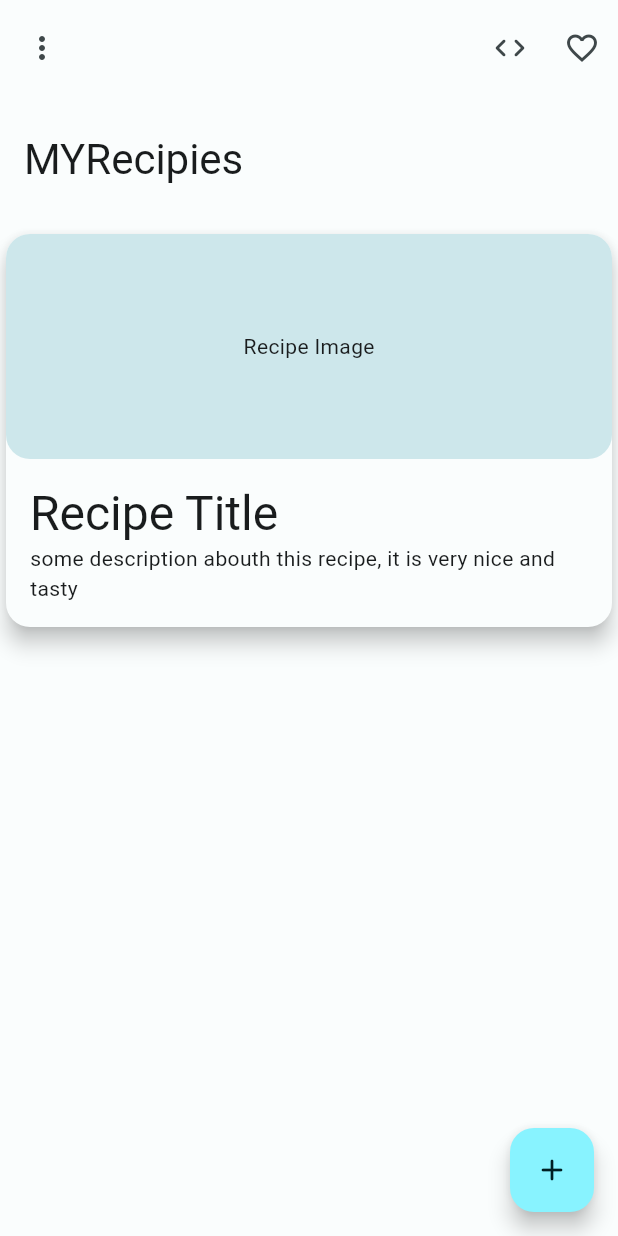
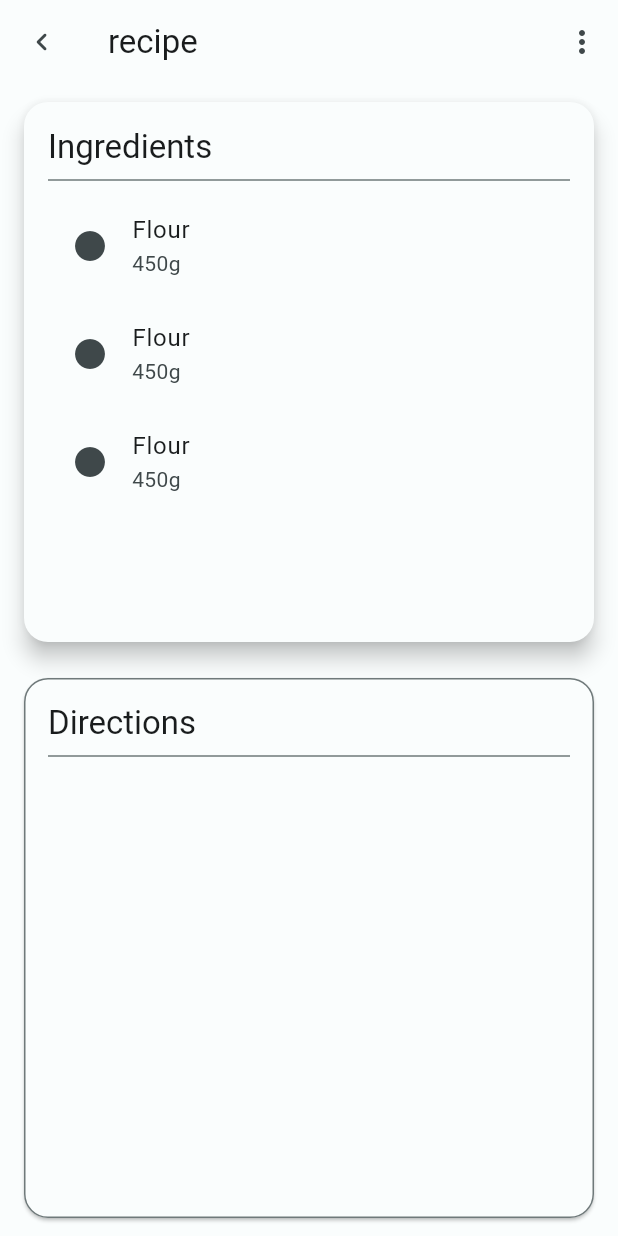
Before and after one commit to eggnogdev/my-recipes, a Flutter app: the screen it shows after launch, after a tap on "Recipe Image", on a phone screen of 412 x 824 dp. Run offline on Flutter 3.47's test engine with Material 3 defaults, Android fonts, the phone set to English and light mode, and no system bars; our stand-ins replace go_router.

Commit message:
build basic recipe view screen

```diff
--- a/lib/main.dart
+++ b/lib/main.dart
@@ -1,6 +1,8 @@
 import 'package:flutter/material.dart';
 import 'package:flutter/services.dart';
+import 'package:go_router/go_router.dart';
 import 'package:my_recipies/screens/home.dart';
+import 'package:my_recipies/screens/recipe.dart';
 import 'package:my_recipies/theme/color_schemes.g.dart';
 
 void main() {
@@ -17,7 +19,22 @@ class MYrecipies extends StatelessWidget {
 
   @override
   Widget build(BuildContext context) {
-    return MaterialApp(
+    final router = GoRouter(
+      routes: [
+        GoRoute(
+          path: '/',
+          builder: (context, state) => const HomeScreen(),
+          routes: [
+            GoRoute(
+              path: 'recipies/:id',
+              builder: (context, state) => const RecipeScreen(),
+            )
+          ],
+        ),
+      ],
+    );
+
+    return MaterialApp.router(
       theme: ThemeData(
         colorScheme: lightColorScheme,
         typography: Typography.material2021(
@@ -30,9 +47,7 @@ class MYrecipies extends StatelessWidget {
           colorScheme: darkColorScheme,
         ),
       ),
-      home: const Material(
-        child: HomeScreen(),
-      ),
+      routerConfig: router,
     );
   }
 }
--- a/lib/models/recipe.dart
+++ b/lib/models/recipe.m.dart
@@ -2,8 +2,11 @@ class Recipe {
   const Recipe({
     required this.title,
     this.description,
+    required this.ingredients,
   });
 
   final String title;
   final String? description;
+
+  final List<String> ingredients;
 }
--- a/lib/screens/home.dart
+++ b/lib/screens/home.dart
@@ -1,5 +1,5 @@
 import 'package:flutter/material.dart';
-import 'package:my_recipies/models/recipe.dart';
+import 'package:my_recipies/models/recipe.m.dart';
 import 'package:my_recipies/widgets/large_card.dart';
 
 class HomeScreen extends StatelessWidget {
@@ -65,6 +65,11 @@ class HomeScreen extends StatelessWidget {
                     title: 'Recipe Title',
                     description:
                         'some description abouth this recipe, it is very nice and tasty',
+                    ingredients: [
+                      '2 eggs',
+                      '1/2 cup flour',
+                      '3/4 cup sugar',
+                    ],
                   ),
                 ),
               ],
--- /dev/null
+++ b/lib/screens/recipe.dart
@@ -0,0 +1,118 @@
+import 'package:flutter/material.dart';
+import 'package:go_router/go_router.dart';
+import 'package:my_recipies/widgets/ingredient_list_item.dart';
+
+class RecipeScreen extends StatelessWidget {
+  const RecipeScreen({super.key});
+
+  @override
+  Widget build(BuildContext context) {
+    return Scaffold(
+      appBar: AppBar(
+        elevation: 0,
+        title: const Text('recipe'),
+        leading: IconButton(
+          splashRadius: 20.0,
+          onPressed: () {
+            context.pop();
+          },
+          icon: Icon(
+            Icons.keyboard_arrow_left_rounded,
+            color: Theme.of(context).colorScheme.onSurfaceVariant,
+          ),
+        ),
+        actions: [
+          IconButton(
+            splashRadius: 20.0,
+            onPressed: () {},
+            icon: Icon(
+              Icons.more_vert_rounded,
+              color: Theme.of(context).colorScheme.onSurfaceVariant,
+            ),
+          )
+        ],
+      ),
+      backgroundColor: Theme.of(context).colorScheme.background,
+      body: SizedBox.expand(
+        child: Column(
+          children: [
+            Expanded(
+              child: Card(
+                elevation: 6.0,
+                shape: RoundedRectangleBorder(
+                  borderRadius: BorderRadius.circular(16.0),
+                ),
+                color: Theme.of(context).colorScheme.surface,
+                margin: const EdgeInsets.symmetric(
+                  horizontal: 16.0,
+                  vertical: 12.0,
+                ),
+                child: SizedBox.expand(
+                  child: Padding(
+                    padding: const EdgeInsets.all(16.0),
+                    child: Column(
+                      crossAxisAlignment: CrossAxisAlignment.start,
+                      children: [
+                        Text(
+                          'Ingredients',
+                          style: Theme.of(context).textTheme.titleLarge,
+                        ),
+                        Divider(
+                          color: Theme.of(context).colorScheme.outline,
+                          thickness: 1.0,
+                        ),
+                        Expanded(
+                          child: ListView(
+                            children: [
+                              IngredientListItem(title: '2 eggs'),
+                              IngredientListItem(title: '1/2 cup flour'),
+                              IngredientListItem(title: '3/4 cup sugar'),
+                            ],
+                          ),
+                        ),
+                      ],
+                    ),
+                  ),
+                ),
+              ),
+            ),
+            // SizedBox(height: 24.0),
+            Expanded(
+              child: Card(
+                shape: RoundedRectangleBorder(
+                  borderRadius: BorderRadius.circular(16.0),
+                  side: BorderSide(
+                    color: Theme.of(context).colorScheme.outline,
+                  ),
+                ),
+                color: Theme.of(context).colorScheme.surface,
+                margin: const EdgeInsets.symmetric(
+                  horizontal: 16.0,
+                  vertical: 12.0,
+                ),
+                child: SizedBox.expand(
+                  child: Padding(
+                    padding: const EdgeInsets.all(16.0),
+                    child: Column(
+                      crossAxisAlignment: CrossAxisAlignment.start,
+                      children: [
+                        Text(
+                          'Directions',
+                          style: Theme.of(context).textTheme.titleLarge,
+                        ),
+                        Divider(
+                          color: Theme.of(context).colorScheme.outline,
+                          thickness: 1.0,
+                        ),
+                      ],
+                    ),
+                  ),
+                ),
+              ),
+            ),
+          ],
+        ),
+      ),
+    );
+  }
+}
--- /dev/null
+++ b/lib/widgets/ingredient_list_item.dart
@@ -0,0 +1,25 @@
+import 'package:flutter/material.dart';
+
+class IngredientListItem extends StatelessWidget {
+  const IngredientListItem({
+    super.key,
+    required this.title,
+  });
+
+  final String title;
+
+  @override
+  Widget build(BuildContext context) {
+    return ListTile(
+      tileColor: Theme.of(context).colorScheme.surface,
+      title: const Text(
+        'Flour',
+      ),
+      subtitle: const Text('450g'),
+      leading: Icon(
+        Icons.circle,
+        color: Theme.of(context).colorScheme.onSurfaceVariant,
+      ),
+    );
+  }
+}
--- a/lib/widgets/large_card.dart
+++ b/lib/widgets/large_card.dart
@@ -1,5 +1,6 @@
 import 'package:flutter/material.dart';
-import 'package:my_recipies/models/recipe.dart';
+import 'package:go_router/go_router.dart';
+import 'package:my_recipies/models/recipe.m.dart';
 
 class LargeRecipeCard extends StatelessWidget {
   const LargeRecipeCard({
@@ -19,7 +20,9 @@ class LargeRecipeCard extends StatelessWidget {
       elevation: 6.0,
       child: InkWell(
         borderRadius: BorderRadius.circular(16.0),
-        onTap: () {},
+        onTap: () {
+          context.go('/recipies/0');
+        },
         child: Column(
           crossAxisAlignment: CrossAxisAlignment.start,
           children: [
--- a/pubspec.yaml
+++ b/pubspec.yaml
@@ -10,6 +10,7 @@ environment:
 dependencies:
   flutter:
     sdk: flutter
+  go_router: ^13.0.0
 
 dev_dependencies:
   flutter_test:
```
Also changed, not shown: pubspec.lock.
